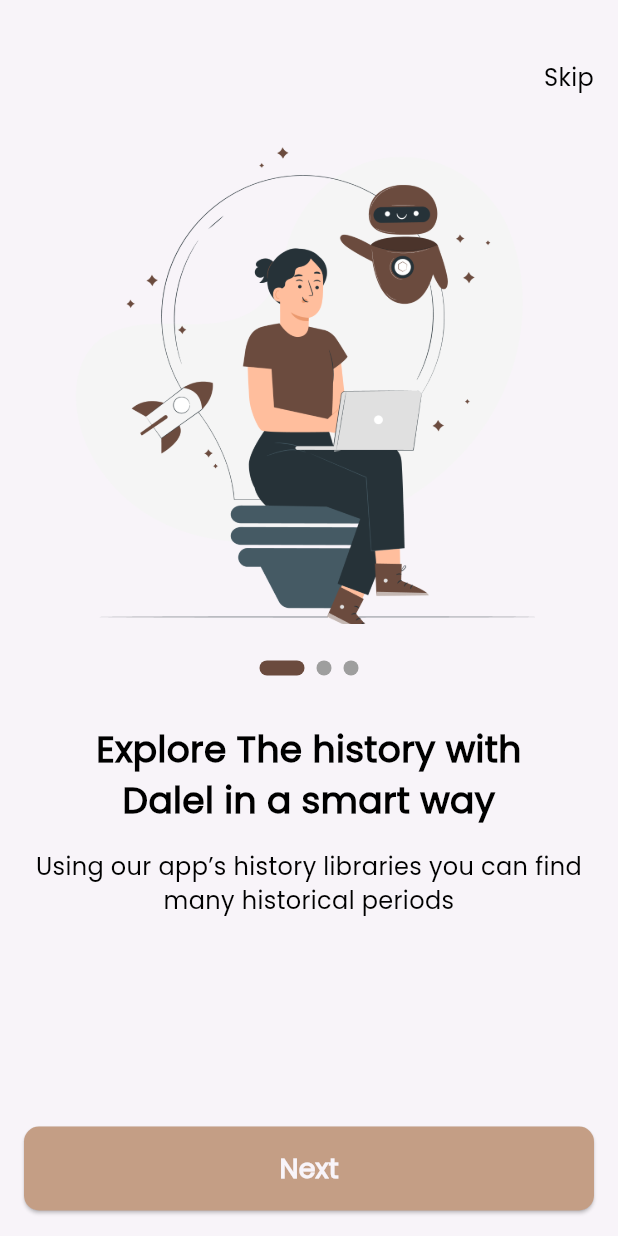
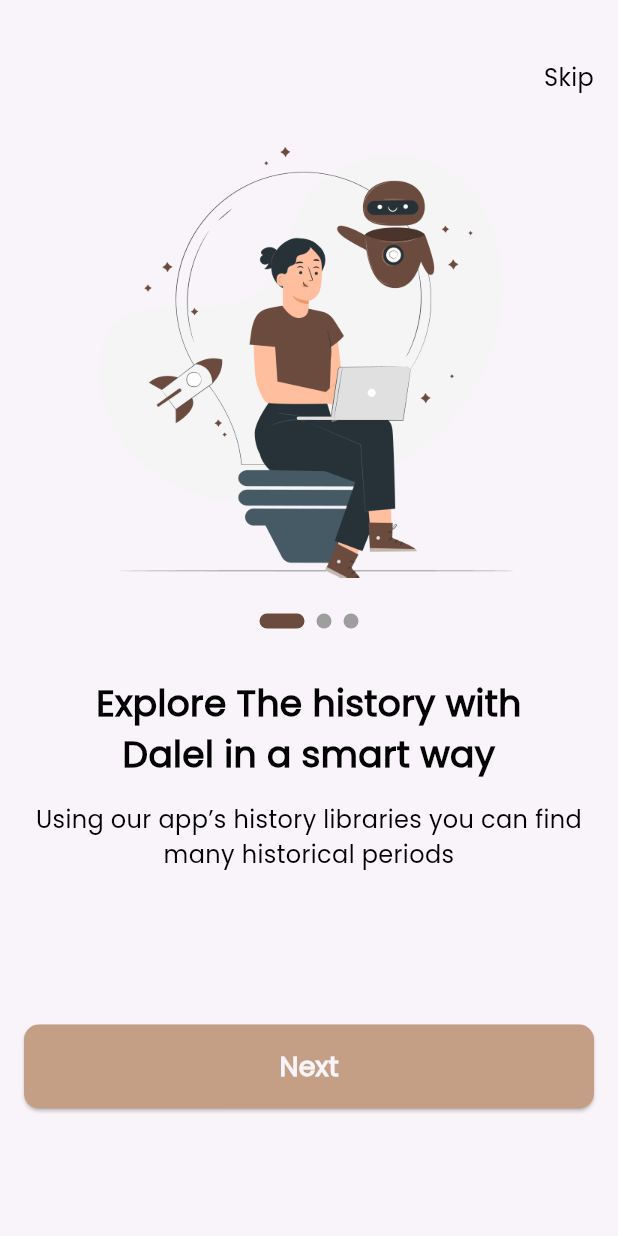
Before and after one commit to AliMohamed-Ali/dalel, a Flutter app: the screen it shows after launch, on a phone screen of 412 x 824 dp. Run offline on Flutter 3.47's test engine with Material 3 defaults, Android fonts, the phone set to English and light mode, and no system bars; drawn by our look-alikes of smooth_page_indicator; our stand-ins replace go_router.

Commit message:
refactor our code

```diff
--- a/lib/core/function/navigation.dart
+++ b/lib/core/function/navigation.dart
@@ -2,5 +2,9 @@ import 'package:flutter/material.dart';
 import 'package:go_router/go_router.dart';
 
 void customNavigation(BuildContext context, String path) {
-    GoRouter.of(context).push(path);
-  }
+  GoRouter.of(context).push(path);
+}
+
+void customReplacementNavigation(BuildContext context, String path) {
+  GoRouter.of(context).pushReplacement(path);
+}
--- a/lib/features/on_boarding/presentation/views/on_boarding_view.dart
+++ b/lib/features/on_boarding/presentation/views/on_boarding_view.dart
@@ -16,12 +16,14 @@ class OnBoardingView extends StatelessWidget {
       child: Scaffold(
         body: Padding(
           padding: const EdgeInsets.symmetric(horizontal: 16.0),
-          child: Column(
+          child: ListView(
+            physics: const BouncingScrollPhysics(),
             children: [
               const SizedBox(height: 40),
               const CustomNavBar(),
               const SizedBox(height: 32),
               OnBoardingWidgetBody(pageController: pageController),
+              const SizedBox(height: 88),
               CustomButton(text: AppStrings.next, onPressed: () {}),
               const SizedBox(height: 17),
             ],
--- a/lib/features/on_boarding/presentation/views/widgets/on_boarding_widget.dart
+++ b/lib/features/on_boarding/presentation/views/widgets/on_boarding_widget.dart
@@ -9,13 +9,24 @@ class OnBoardingWidgetBody extends StatelessWidget {
 
   @override
   Widget build(BuildContext context) {
-    return Expanded(
+    return SizedBox(
+      height: 500,
+      child: Expanded(
         child: PageView.builder(
+          physics: const BouncingScrollPhysics(),
           controller: pageController,
           itemCount: 3,
           itemBuilder: (context, index) => Column(
             children: [
-            Image.asset(Assets.imagesOnBoarding),
+              Container(
+                width: 343,
+                height: 290,
+                decoration: const BoxDecoration(
+                  image: DecorationImage(
+                    image: AssetImage(Assets.imagesOnBoarding),
+                  ),
+                ),
+              ),
               const SizedBox(height: 24),
               CustomIndicator(controller: pageController),
               const SizedBox(height: 32),
@@ -25,6 +36,8 @@ class OnBoardingWidgetBody extends StatelessWidget {
                   "Explore The history with Dalel in a smart way",
                   style: AppTextStylies.poppins500Style24,
                   textAlign: TextAlign.center,
+                  maxLines: 2,
+                  overflow: TextOverflow.ellipsis,
                 ),
               ),
               const SizedBox(height: 16),
@@ -35,8 +48,11 @@ class OnBoardingWidgetBody extends StatelessWidget {
                   fontWeight: FontWeight.w300,
                 ),
                 textAlign: TextAlign.center,
+                maxLines: 2,
+                overflow: TextOverflow.ellipsis,
               ),
             ],
+          ),
         ),
       ),
     );
--- a/lib/features/splash/presentation/views/splash_view.dart
+++ b/lib/features/splash/presentation/views/splash_view.dart
@@ -34,6 +34,6 @@ class _SplashViewState extends State<SplashView> {
 
 void delayedNavigation(BuildContext context) {
   Future.delayed(const Duration(milliseconds: 2000), () {
-    customNavigation(context, "/onBoarding");
+    customReplacementNavigation(context, "/onBoarding");
   });
 }
```
Lines whose indentation alone changed are shown as unchanged.
